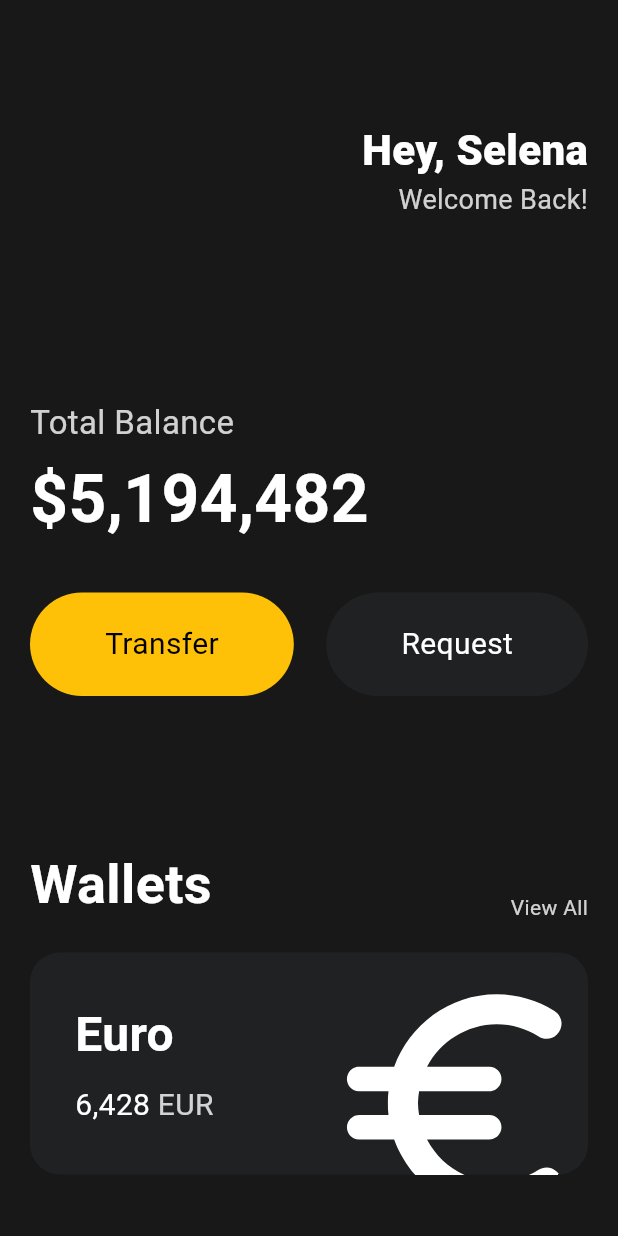
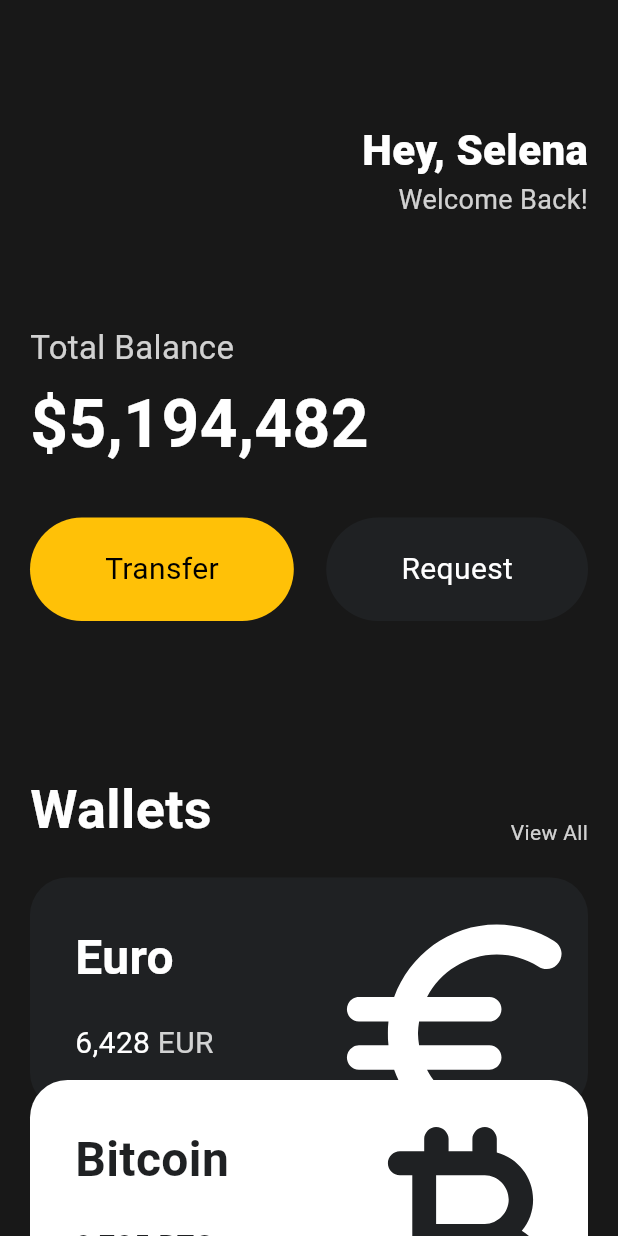
Before and after one commit to kadragon/toonflix, a Flutter app: the screen it shows after launch, on a phone screen of 412 x 824 dp. Run offline on Flutter 3.47's test engine with Material 3 defaults, Android fonts, the phone set to English and light mode, and no system bars.

Commit message:
#3.8 Reusable Cards

```diff
--- a/lib/main.dart
+++ b/lib/main.dart
@@ -1,5 +1,6 @@
 import 'package:flutter/material.dart';
 import 'package:toonflix/widgets/button.dart';
+import 'package:toonflix/widgets/currency_card.dart';
 
 void main() {
   runApp(App());
@@ -13,7 +14,8 @@ class App extends StatelessWidget {
     return MaterialApp(
       home: Scaffold(
         backgroundColor: Color(0xFF181818),
-        body: Padding(
+        body: SingleChildScrollView(
+          child: Padding(
             padding: EdgeInsets.symmetric(horizontal: 20),
             child: Column(
               crossAxisAlignment: CrossAxisAlignment.start,
@@ -44,7 +46,7 @@ class App extends StatelessWidget {
                     ),
                   ],
                 ),
-              SizedBox(height: 120),
+                SizedBox(height: 70),
                 Text(
                   "Total Balance",
                   style: TextStyle(
@@ -99,68 +101,37 @@ class App extends StatelessWidget {
                   ],
                 ),
                 SizedBox(height: 20),
-              Container(
-                clipBehavior: Clip.hardEdge,
-                decoration: BoxDecoration(
-                  color: Color(0xFF1F2123),
-                  borderRadius: BorderRadius.circular(20),
+                CurrencyCard(
+                  name: "Euro",
+                  code: "EUR",
+                  amount: "6,428",
+                  icon: Icons.euro_rounded,
+                  isInverted: false,
                 ),
-                child: Padding(
-                  padding: const EdgeInsets.all(30),
-                  child: Row(
-                    mainAxisAlignment: MainAxisAlignment.spaceBetween,
-                    children: [
-                      Column(
-                        crossAxisAlignment: CrossAxisAlignment.start,
-                        children: [
-                          Text(
-                            "Euro",
-                            style: TextStyle(
-                              color: Colors.white,
-                              fontSize: 32,
-                              fontWeight: FontWeight.w600,
+                Transform.translate(
+                  offset: Offset(0, -20),
+                  child: CurrencyCard(
+                    name: "Bitcoin",
+                    code: "BTC",
+                    amount: "9,785",
+                    icon: Icons.currency_bitcoin_rounded,
+                    isInverted: true,
                   ),
                 ),
-                          SizedBox(height: 10),
-                          Row(
-                            children: [
-                              Text(
-                                '6,428',
-                                style: TextStyle(
-                                  fontSize: 20,
-                                  color: Colors.white,
-                                ),
-                              ),
-                              SizedBox(width: 5),
-                              Text(
-                                'EUR',
-                                style: TextStyle(
-                                  fontSize: 20,
-                                  color: Colors.white.withValues(alpha: 0.8),
-                                ),
-                              ),
-                            ],
-                          ),
-                        ],
-                      ),
-                      Transform.scale(
-                        scale: 2.2,
-                        child: Transform.translate(
-                          offset: Offset(-5, 12),
-                          child: Icon(
-                            Icons.euro_rounded,
-                            color: Colors.white,
-                            size: 88,
-                          ),
+                Transform.translate(
+                  offset: Offset(0, -40),
+                  child: CurrencyCard(
+                    name: "Dollar",
+                    code: "USD",
+                    amount: "428",
+                    icon: Icons.attach_money_rounded,
+                    isInverted: false,
                   ),
                 ),
               ],
             ),
           ),
         ),
-            ],
-          ),
-        ),
       ),
     );
   }
--- /dev/null
+++ b/lib/widgets/currency_card.dart
@@ -0,0 +1,84 @@
+import 'package:flutter/material.dart';
+
+class CurrencyCard extends StatelessWidget {
+  final String name, code, amount;
+  final IconData icon;
+  final bool isInverted;
+
+  final _blackColor = const Color(0xFF1F2123);
+
+  const CurrencyCard({
+    super.key,
+    required this.name,
+    required this.code,
+    required this.amount,
+    required this.icon,
+    required this.isInverted,
+  });
+
+  @override
+  Widget build(BuildContext context) {
+    return Container(
+      clipBehavior: Clip.hardEdge,
+      decoration: BoxDecoration(
+        color: isInverted ? Colors.white : _blackColor,
+        borderRadius: BorderRadius.circular(25),
+      ),
+      child: Padding(
+        padding: const EdgeInsets.all(30),
+        child: Row(
+          mainAxisAlignment: MainAxisAlignment.spaceBetween,
+          children: [
+            Column(
+              crossAxisAlignment: CrossAxisAlignment.start,
+              children: [
+                Text(
+                  name,
+                  style: TextStyle(
+                    color: isInverted ? _blackColor : Colors.white,
+                    fontSize: 32,
+                    fontWeight: FontWeight.w600,
+                  ),
+                ),
+                const SizedBox(height: 20),
+                Row(
+                  children: [
+                    Text(
+                      amount,
+                      style: TextStyle(
+                        color: isInverted ? _blackColor : Colors.white,
+                        fontSize: 20,
+                      ),
+                    ),
+                    const SizedBox(width: 5),
+                    Text(
+                      code,
+                      style: TextStyle(
+                        color:
+                            isInverted
+                                ? _blackColor
+                                : Colors.white.withValues(alpha: 0.8),
+                        fontSize: 20,
+                      ),
+                    ),
+                  ],
+                ),
+              ],
+            ),
+            Transform.scale(
+              scale: 2.2,
+              child: Transform.translate(
+                offset: const Offset(-5, 12),
+                child: Icon(
+                  icon,
+                  color: isInverted ? _blackColor : Colors.white,
+                  size: 88,
+                ),
+              ),
+            ),
+          ],
+        ),
+      ),
+    );
+  }
+}
```
Lines whose indentation alone changed are shown as unchanged.
